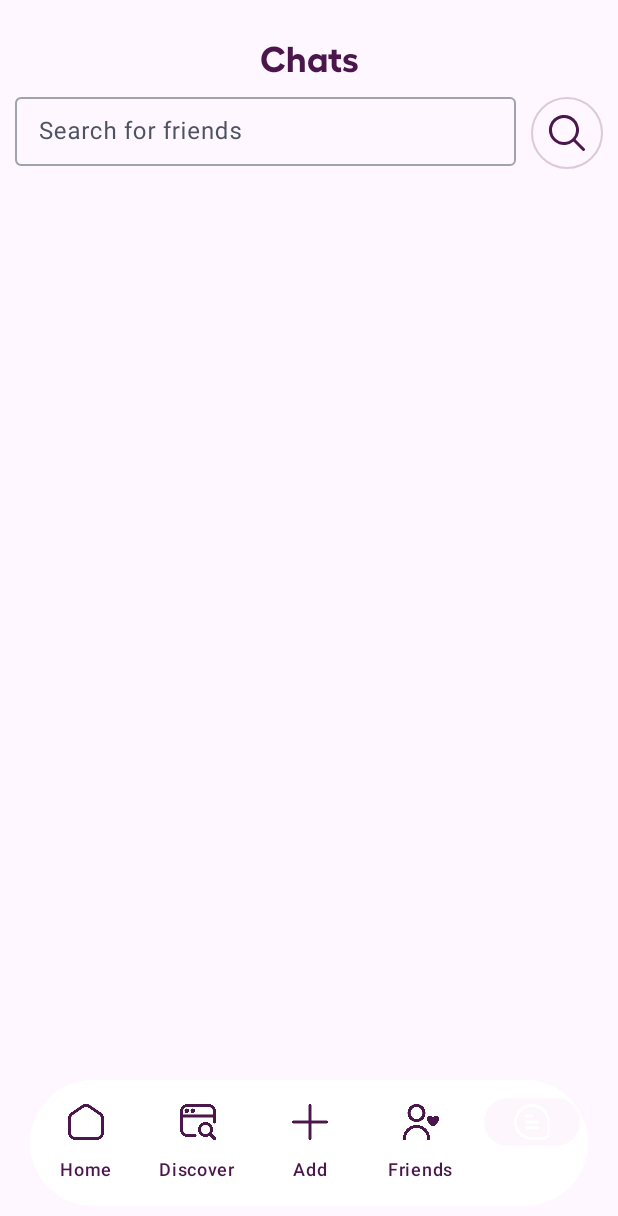
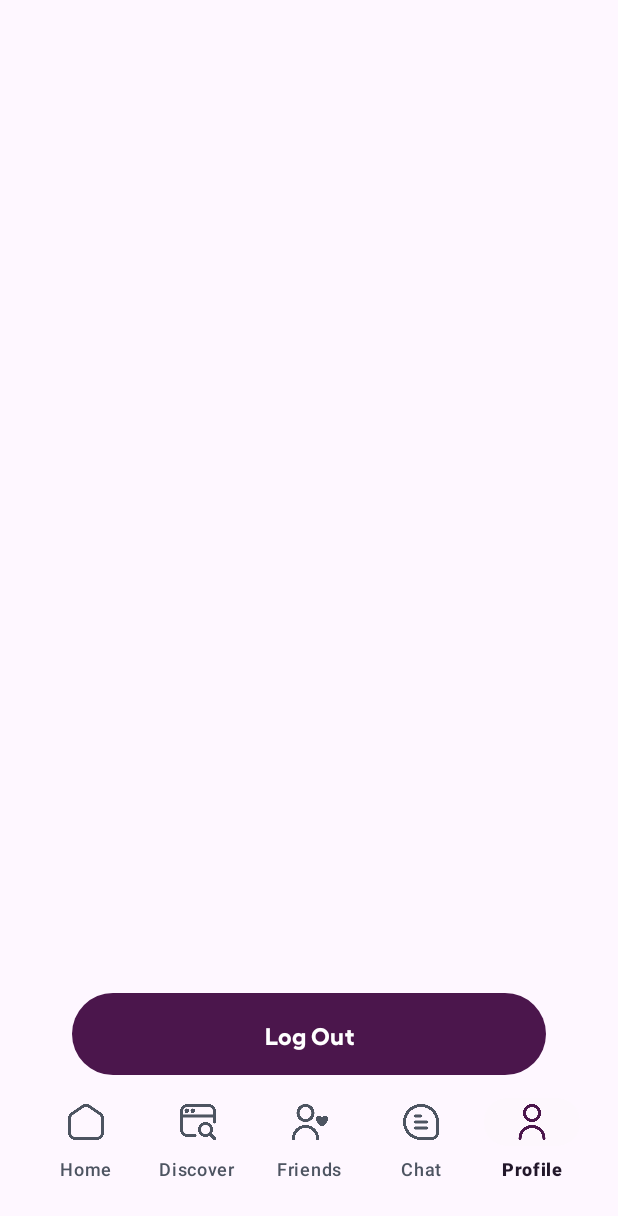
Before and after one commit to Kyle8Bits/Assignment3_RelationshipCounter, an Android app: the HomeActivity screen opened directly, with no data from a screen before it, item 5 of the bottom bar chosen, on a phone screen of 412 x 824 dp. Shown: the top 1216 px of the screen. Run offline under Robolectric (Android 15) with nearby library versions, the phone set to English and light mode, and no system bars; our stand-ins replace Firebase (no records; nobody signed in at launch, a user with empty details on screens opened directly); 2 statements that could not run were skipped.

```diff
--- /dev/null
+++ b/app/src/main/java/com/example/assignment3_relationshipcounter/fragments/ProfileFragment.java
@@ -0,0 +1,45 @@
+package com.example.assignment3_relationshipcounter.fragments;
+
+import android.content.Intent;
+import android.os.Bundle;
+
+import androidx.fragment.app.Fragment;
+
+import android.view.LayoutInflater;
+import android.view.View;
+import android.view.ViewGroup;
+import android.widget.Button;
+
+import com.example.assignment3_relationshipcounter.R;
+import com.example.assignment3_relationshipcounter.main_screen.WelcomeActivity;
+import com.example.assignment3_relationshipcounter.service.firestore.Authentication;
+
+public class ProfileFragment extends Fragment {
+    public ProfileFragment() {
+        // Required empty public constructor
+    }
+
+
+    @Override
+    public View onCreateView(LayoutInflater inflater, ViewGroup container,
+                             Bundle savedInstanceState) {
+        // Inflate the layout for this fragment
+        View view =  inflater.inflate(R.layout.fragment_profile, container, false);
+        Button logOutBtn = view.findViewById(R.id.action_logout);
+
+        logOutBtn.setOnClickListener(v -> logout());
+
+        return view;
+    }
+
+    private void logout() {
+        // Navigate back to main
+        Authentication auth = new Authentication();
+        auth.logout();
+        Intent intent = new Intent(requireActivity(), WelcomeActivity.class);
+        // Clear back stack
+        intent.setFlags(Intent.FLAG_ACTIVITY_NEW_TASK | Intent.FLAG_ACTIVITY_CLEAR_TASK);
+        startActivity(intent);
+        requireActivity().finish();
+    }
+}
--- a/app/src/main/java/com/example/assignment3_relationshipcounter/main_screen/HomeActivity.java
+++ b/app/src/main/java/com/example/assignment3_relationshipcounter/main_screen/HomeActivity.java
@@ -8,6 +8,7 @@ import androidx.fragment.app.Fragment;
 import com.example.assignment3_relationshipcounter.R;
 //import com.example.assignment3_relationshipcounter.fragments.FriendsFragment;
 import com.example.assignment3_relationshipcounter.fragments.ChatRoomFragment;
+import com.example.assignment3_relationshipcounter.fragments.ProfileFragment;
 import com.example.assignment3_relationshipcounter.fragments.SearchFriendFragment;
 import com.example.assignment3_relationshipcounter.fragments.HomeFragment;
 //import com.example.assignment3_relationshipcounter.fragments.ProfileFragment;
@@ -58,8 +59,8 @@ public class HomeActivity extends AppCompatActivity {
                     selectedFragment = new SearchFriendFragment();
                     break;
 
-                case R.id.nav_add:
-//                    selectedFragment = new ProfileFragment();
+                case R.id.nav_profile:
+                    selectedFragment = new ProfileFragment();
                     break;
 
                 case R.id.nav_friends:
--- a/app/src/main/java/com/example/assignment3_relationshipcounter/service/firestore/Authentication.java
+++ b/app/src/main/java/com/example/assignment3_relationshipcounter/service/firestore/Authentication.java
@@ -69,6 +69,10 @@ public class Authentication {
                 });
     }
 
+    public void logout() {
+        mAuth.signOut();
+    }
+
     public interface LoginCallback {
         void onSuccess(FirebaseUser user);
 
--- a/app/src/main/res/drawable/bg_bottom_navigation.xml
+++ b/app/src/main/res/drawable/bg_bottom_navigation.xml
@@ -1,15 +1,10 @@
 <?xml version="1.0" encoding="utf-8"?>
 <shape xmlns:android="http://schemas.android.com/apk/res/android"
     android:shape="rectangle">
-    <!-- Background Color -->
-    <solid android:color="@color/white" />
 
     <!-- Rounded Corners -->
     <corners android:radius="999dp" />
 
     <!-- Drop Shadow -->
     <padding android:bottom="4dp" />
-    <shadow
-        android:color="#26752277"
-        android:radius="10dp" />
 </shape>
--- a/app/src/main/res/drawable/bottom_nav_item_background.xml
+++ /dev/null
@@ -1,5 +0,0 @@
-<?xml version="1.0" encoding="utf-8"?>
-<selector xmlns:android="http://schemas.android.com/apk/res/android">
-    <item android:drawable="@color/secondary1" android:state_checked="true" /> <!-- Active state -->
-    <item android:drawable="@android:color/transparent" /> <!-- Default state -->
-</selector>
--- a/app/src/main/res/layout/activity_home.xml
+++ b/app/src/main/res/layout/activity_home.xml
@@ -24,8 +24,6 @@
         android:background="@drawable/bg_bottom_navigation"
         app:menu="@menu/bottom_nav_menu"
         app:labelVisibilityMode="labeled"
-        app:itemIconTint="@color/nav_item_color"
-        app:itemTextColor="@color/nav_item_color"
         app:layout_constraintBottom_toBottomOf="parent" />
 
 
--- /dev/null
+++ b/app/src/main/res/layout/fragment_profile.xml
@@ -0,0 +1,30 @@
+<?xml version="1.0" encoding="utf-8"?>
+<RelativeLayout xmlns:android="http://schemas.android.com/apk/res/android"
+    xmlns:tools="http://schemas.android.com/tools"
+    android:layout_width="match_parent"
+    android:layout_height="match_parent"
+    tools:context=".fragments.ProfileFragment">
+
+
+    <LinearLayout
+        android:layout_centerInParent="true"
+        android:layout_width="match_parent"
+        android:layout_height="match_parent">
+
+    </LinearLayout>
+
+    <Button
+        android:id="@+id/action_logout"
+        android:layout_width="316dp"
+        android:layout_height="wrap_content"
+        android:layout_alignParentBottom="true"
+        android:layout_centerHorizontal="true"
+        android:layout_marginBottom="103dp"
+        android:fontFamily="@font/hellix_bold"
+        android:gravity="center"
+        android:text="@string/logout"
+        style="@style/Widget.Assignment3_RelationshipCounter.Button.Primary" />
+
+
+
+</RelativeLayout>
--- a/app/src/main/res/menu/bottom_nav_menu.xml
+++ b/app/src/main/res/menu/bottom_nav_menu.xml
@@ -11,10 +11,6 @@
         android:icon="@drawable/ic_discover"
         android:title="Discover" />
 
-    <item
-        android:id="@+id/nav_add"
-        android:icon="@drawable/ic_add"
-        android:title="Add" />
 
     <item
         android:id="@+id/nav_friends"
@@ -25,4 +21,9 @@
         android:id="@+id/nav_chat"
         android:icon="@drawable/ic_chat"
         android:title="Chat" />
+
+    <item
+        android:id="@+id/nav_profile"
+        android:icon="@drawable/ic_profile"
+        android:title="Profile" />
 </menu>
--- a/app/src/main/res/values/strings.xml
+++ b/app/src/main/res/values/strings.xml
@@ -9,9 +9,12 @@
     <string name="loading">Loading</string>
     <string name="prompt_phone">Enter phone number</string>
     <string name="date_of_birth">Date of Birth</string>
+    <string name="logout">Log Out</string>
 
     <string name="title_activity_location">LocationActivity</string>
     <string name="female">Female</string>
     <string name="other">Other</string>
     <string name="male">Male</string>
+    <!-- TODO: Remove or change this placeholder text -->
+    <string name="hello_blank_fragment">Hello blank fragment</string>
 </resources>
```
